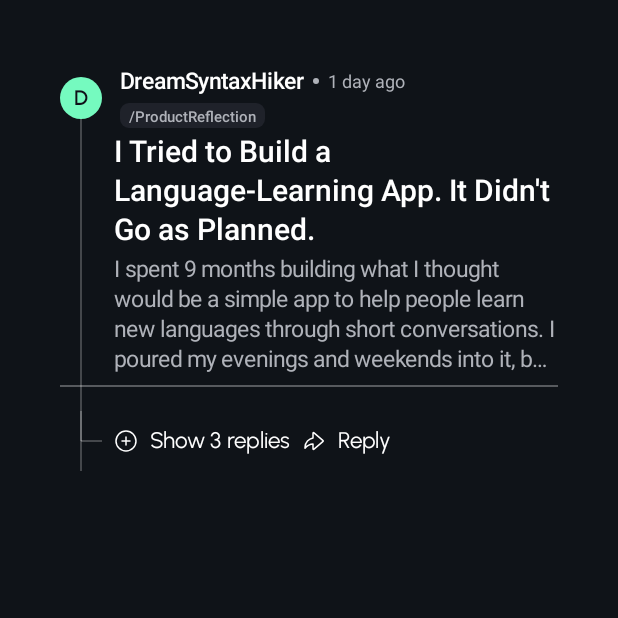
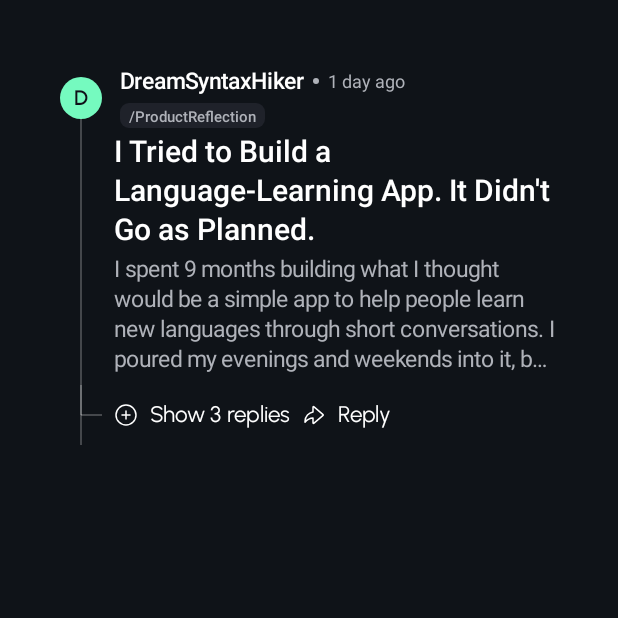
Before and after one commit to abaddona74-glitch/CollapsibleChatThread, an Android app built with Jetpack Compose: the screen it shows after launch (MainActivity), on a phone screen of 412 x 824 dp, the top half of it. Run offline under Robolectric (Android 15) with nearby library versions, the phone set to English and light mode, and no system bars.

Commit message:
fix: Remove full-width divider in CommentItem to resolve visual conflict with connector rails

```diff
--- a/app/src/main/java/com/maxmudbek/collapsiblechatthread/ui/components/ThreadedComments.kt
+++ b/app/src/main/java/com/maxmudbek/collapsiblechatthread/ui/components/ThreadedComments.kt
@@ -222,8 +222,8 @@ fun CommentItem(
                 )
             }
 
-            // Separator for clearer hierarchy
-            Divider(color = ConnectorLine, thickness = 1.dp, modifier = Modifier.padding(vertical = 8.dp))
+            // Separator removed: the full-width divider created an extra horizontal line
+            // that conflicted visually with the connector rails. Removed to match design.
 
             // Actions row (Part-3): fixed height 40dp. Left L-shaped connector aligned with avatar.
             val bg = MaterialTheme.colorScheme.background
```
